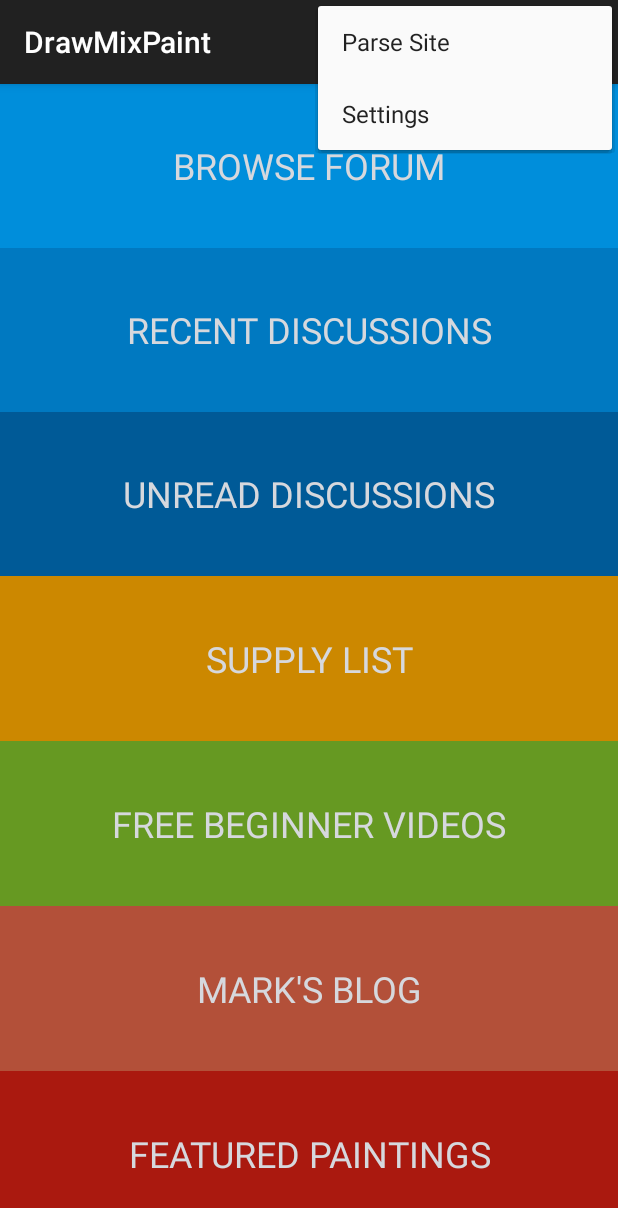
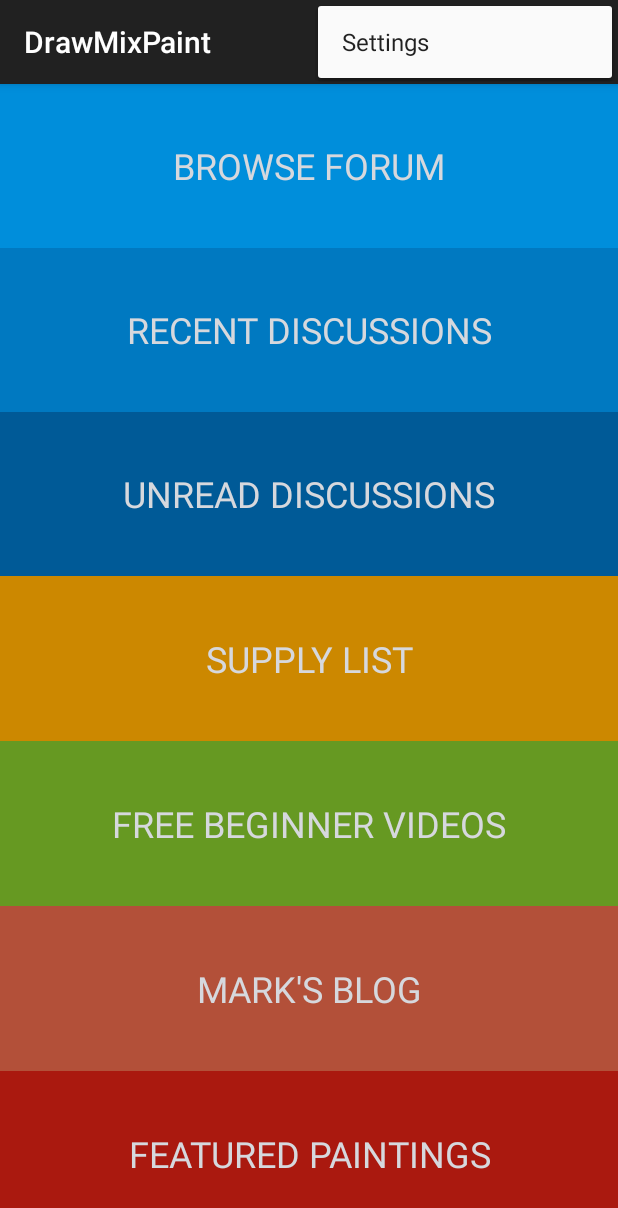
Before and after one commit to SaViGnAnO/DrawMixPaint, an Android app: the screen it shows after launch (MainActivity), with the options menu open, on a phone screen of 412 x 824 dp. Shown: the top 1208 px of the screen. Run offline under Robolectric (Android 15) with nearby library versions, the phone set to English and light mode, and no system bars.

```diff
--- a/DrawMixPaint/src/main/java/com/ataxica/forumconnector/drawmixpaint/DiscussionsAdapter.java
+++ b/DrawMixPaint/src/main/java/com/ataxica/forumconnector/drawmixpaint/DiscussionsAdapter.java
@@ -6,6 +6,7 @@ import android.opengl.Visibility;
 import android.view.LayoutInflater;
 import android.view.View;
 import android.view.ViewGroup;
+import android.widget.AdapterView;
 import android.widget.ArrayAdapter;
 import android.widget.ImageView;
 import android.widget.TextView;
@@ -77,4 +78,8 @@ public class DiscussionsAdapter extends ArrayAdapter<DiscussionDetails> {
 
         return v;
     }
+
+    public static abstract class OnClickListener implements View.OnClickListener {
+
+    }
 }
--- a/DrawMixPaint/src/main/res/menu/main.xml
+++ b/DrawMixPaint/src/main/res/menu/main.xml
@@ -6,8 +6,4 @@
     android:title="@string/action_settings"
     android:orderInCategory="100"
     app:showAsAction="never" />
-    <item android:id="@+id/action_parse"
-        android:title="@string/action_parse"
-        android:orderInCategory="00"
-        app:showAsAction="never" />
 </menu>
```
